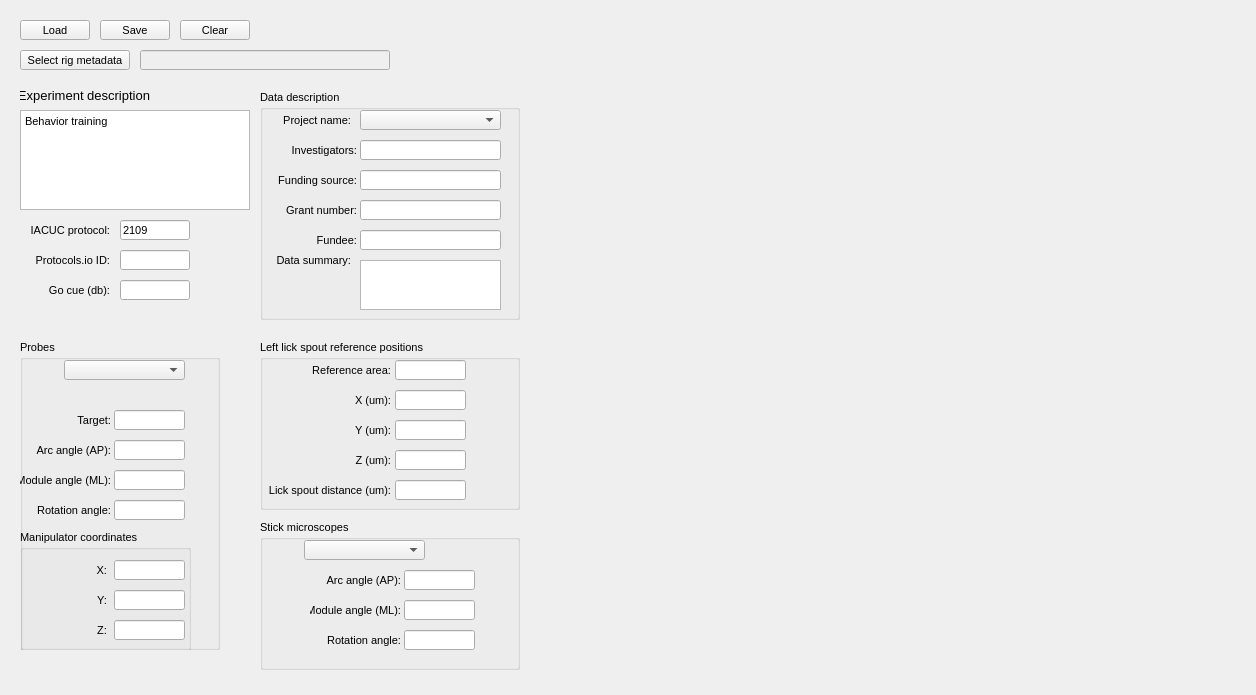
Old version of the form src/foraging_gui/MetaData.ui in the repository AllenNeuralDynamics/dynamic-foraging-task.
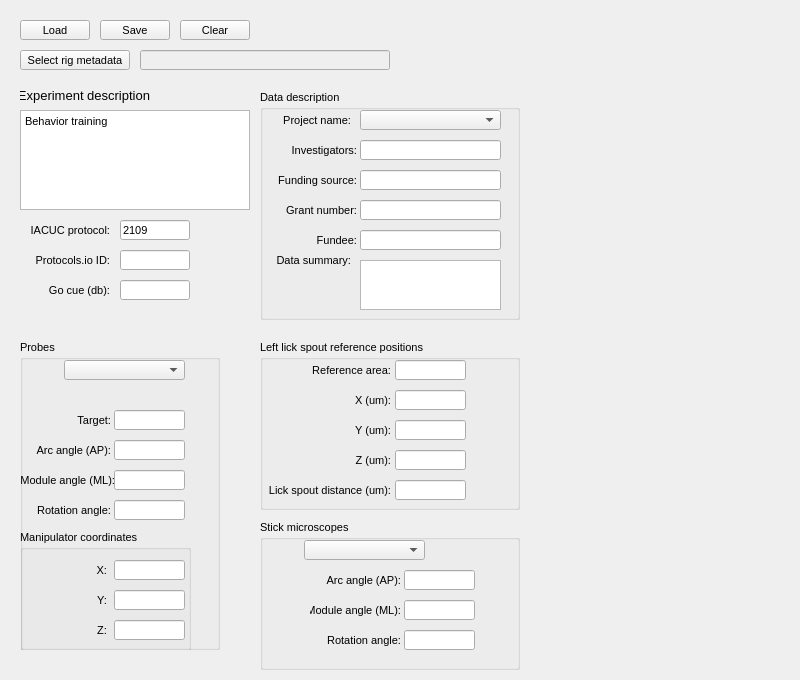
New version of the form.

What changed in the file:
```diff
--- a/src/foraging_gui/MetaData.ui
+++ b/src/foraging_gui/MetaData.ui
@@ -6,8 +6,8 @@
    <rect>
     <x>0</x>
     <y>0</y>
-    <width>1256</width>
-    <height>695</height>
+    <width>800</width>
+    <height>680</height>
    </rect>
   </property>
   <property name="minimumSize">
@@ -364,7 +364,7 @@
      <rect>
       <x>0</x>
       <y>130</y>
-      <width>91</width>
+      <width>95</width>
       <height>20</height>
      </rect>
     </property>
```
